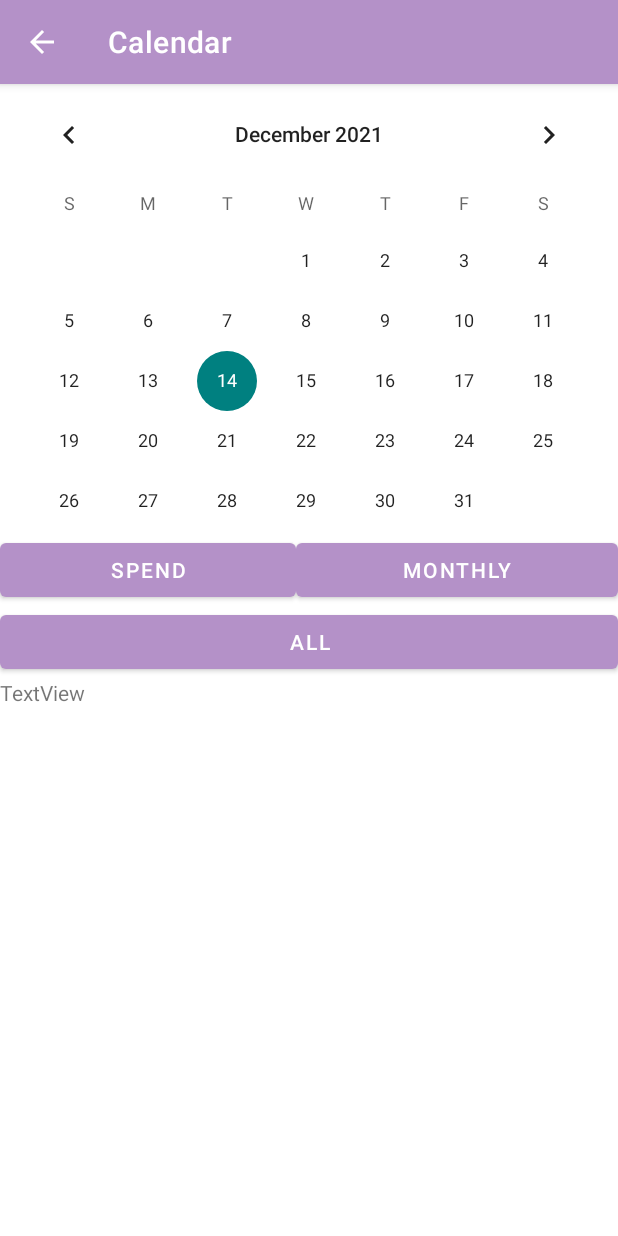
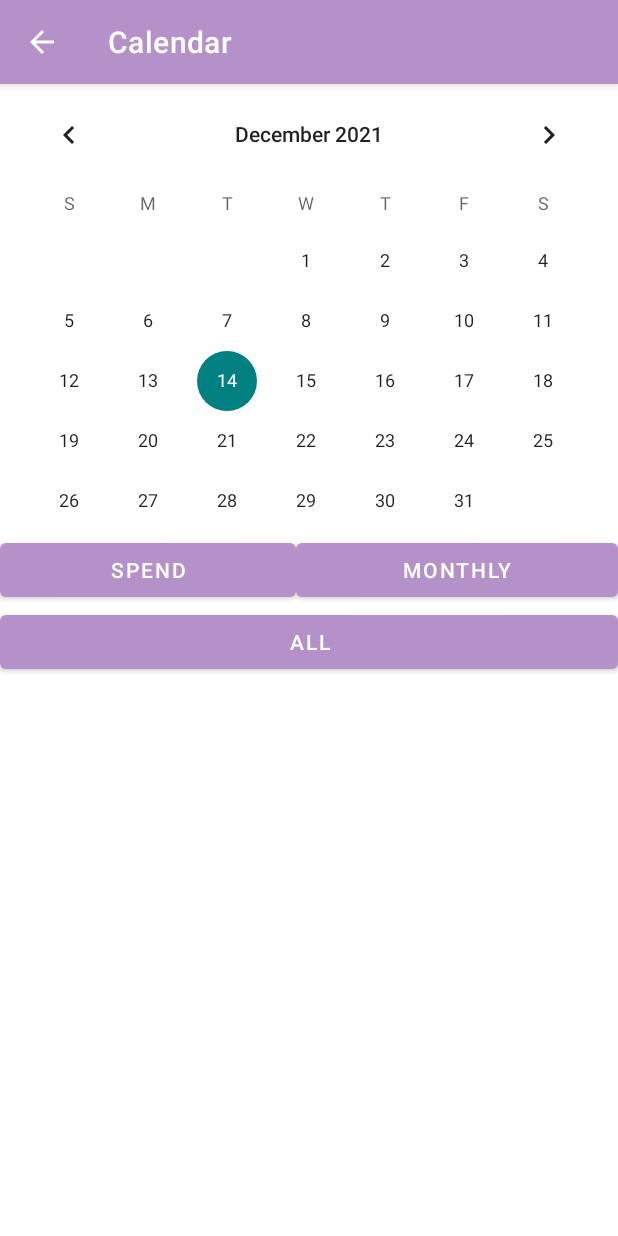
Before and after one commit to py3thon/S413F_Project, an Android app: the CalendarActivity screen opened directly, with no data from a screen before it, after a tap on "ALL", on a phone screen of 412 x 824 dp. Run offline under Robolectric (Android 15) with nearby library versions, the phone set to English and light mode, and no system bars; Roboto replaces fonts that are not available here.

Commit message:
Delete extra textview and remove run() thread

```diff
--- a/app/src/main/java/com/example/myapplication/CalendarActivity.java
+++ b/app/src/main/java/com/example/myapplication/CalendarActivity.java
@@ -1,6 +1,7 @@
 package com.example.myapplication;
 
 import android.content.Intent;
+import android.os.Build;
 import android.os.Bundle;
 import android.view.View;
 import android.widget.Button;
@@ -9,6 +10,7 @@ import android.widget.TextView;
 import android.widget.Toast;
 
 import androidx.annotation.NonNull;
+import androidx.annotation.RequiresApi;
 import androidx.appcompat.app.AppCompatActivity;
 import androidx.recyclerview.widget.DefaultItemAnimator;
 import androidx.recyclerview.widget.ItemTouchHelper;
@@ -22,7 +24,7 @@ import java.util.Calendar;
 import java.util.Date;
 import java.util.HashMap;
 
-public class CalendarActivity extends AppCompatActivity implements Runnable{
+public class CalendarActivity extends AppCompatActivity /*implements Runnable*/{
     CalendarView calendar;
     private String today;
     private Date dateObject;
@@ -35,6 +37,7 @@ public class CalendarActivity extends AppCompatActivity implements Runnable{
 
     protected void onCreate(Bundle savedInstanceState) {
         super.onCreate(savedInstanceState);
+
         setContentView(R.layout.activity_calendar);
 
         calendar = (CalendarView)
@@ -160,24 +163,24 @@ public class CalendarActivity extends AppCompatActivity implements Runnable{
         itemAdapter.notifyDataSetChanged();
     }
 
+    //@RequiresApi(api = Build.VERSION_CODES.O)
     public void all(View view) {
-        /*array = db.getAllSpend();
+        array = db.getAllSpend();
         System.out.println(array);
         itemAdapter.setSpendArray(array);
-        itemAdapter.notifyDataSetChanged();*/
-        run();
+        itemAdapter.notifyDataSetChanged();
     }
 
 
 
-    @Override
+    /*@Override
     public void run() {
         array = db.getAllSpend();
         System.out.println(array);
         itemAdapter.setSpendArray(array);
         itemAdapter.notifyDataSetChanged();
         System.out.println("This code is running in a thread");
-    }
+    }*/
 
 
     /*protected void onResume() {
--- a/app/src/main/res/layout/activity_calendar.xml
+++ b/app/src/main/res/layout/activity_calendar.xml
@@ -49,13 +49,7 @@
             android:onClick="all"/>
 
     </LinearLayout>
-    <TextView
-        android:id="@+id/date_view"
-        android:layout_width="wrap_content"
-        android:layout_height="wrap_content"
-        android:text="TextView"
-        app:layout_constraintStart_toEndOf="@+id/add_job_fab"
-        app:layout_constraintTop_toTopOf="parent" />
+
     <androidx.recyclerview.widget.RecyclerView
         android:id="@+id/job_list_recycler_view"
         android:layout_width="match_parent"
```
